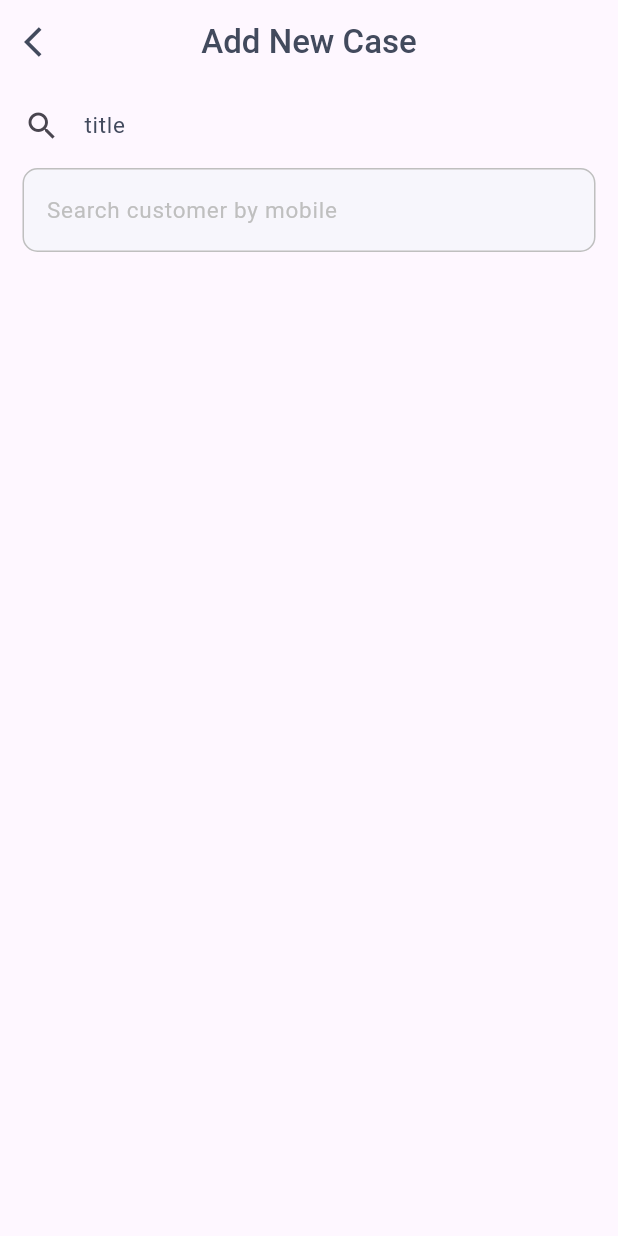
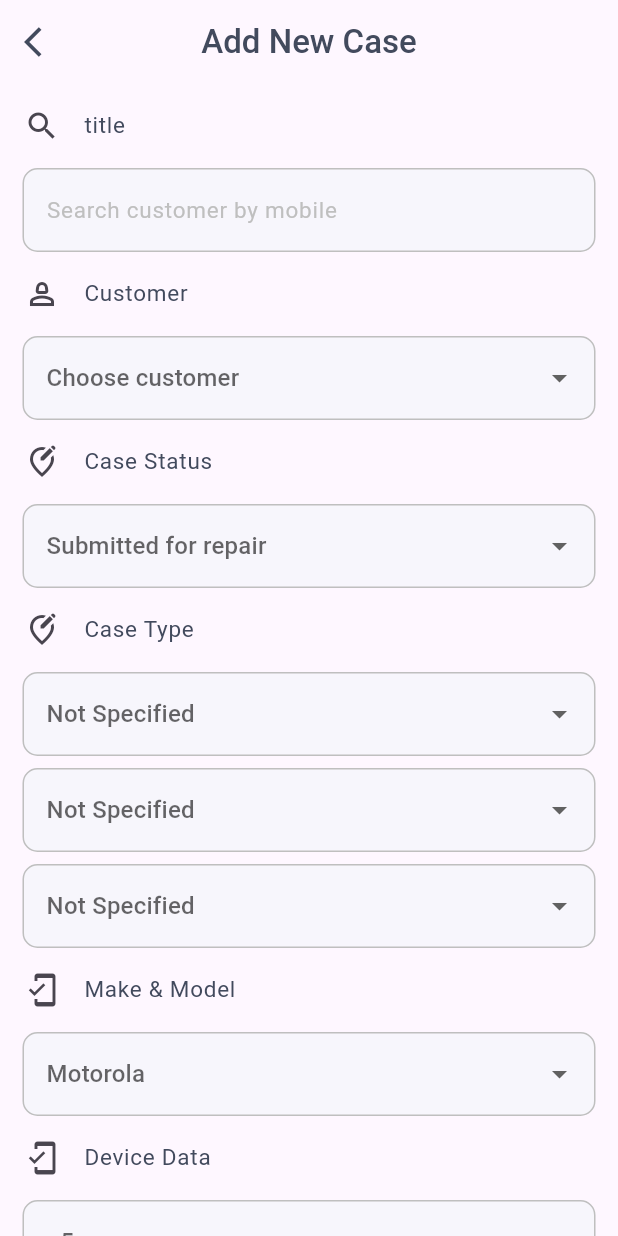
Before and after one commit to majdAlmanwer/Speedy-phone-fix, a Flutter app: the NewCaseScreen screen opened by its route, on a phone screen of 412 x 824 dp. Run offline on Flutter 3.47's test engine with Material 3 defaults, Android fonts, the phone set to English and light mode, and no system bars; our stand-ins replace dio, get, get_storage; accounts and stored records are empty.

Commit message:
add new case screen-create dropdown widget

```diff
--- a/lib/Screen/NewCase/NewCaseScreenBody.dart
+++ b/lib/Screen/NewCase/NewCaseScreenBody.dart
@@ -1,8 +1,8 @@
 // ignore_for_file: file_names
 
 import 'package:flutter/material.dart';
+import 'package:speedy_phone_fix/Widgets/CustomDropdownListFormField.dart';
 import 'package:speedy_phone_fix/Widgets/CustomTextFormFiled.dart';
-
 import '../../Utils/AppStyle.dart';
 
 class NewCaseScreenBody extends StatelessWidget {
@@ -10,7 +10,8 @@ class NewCaseScreenBody extends StatelessWidget {
 
   @override
   Widget build(BuildContext context) {
-    return Column(children: [
+    return SingleChildScrollView(
+      child: Column(children: [
         const ListTile(
           leading: Icon(Icons.search),
           title: Text(
@@ -19,6 +20,117 @@ class NewCaseScreenBody extends StatelessWidget {
           ),
         ),
         CustomTextFormField(hint: 'Search customer by mobile'),
-    ]);
+
+        //start ayah code
+        const ListTile(
+          leading: Icon(Icons.person_2_outlined),
+          title: Text(
+            'Customer',
+            style: textStyle,
+          ),
+        ),
+        CustomDropdownFormField(items: [
+          DropdownMenuItem(value: 'Nothing', child: Text('--')),
+          DropdownMenuItem(value: '1', child: Text('Option 2')),
+          DropdownMenuItem(value: '2', child: Text('Option 3')),
+        ], onChanged: (Value){}, hint: 'Choose customer' ),
+
+        const ListTile(
+          leading: Icon(Icons.edit_location_alt_outlined),
+          title: Text(
+            'Case Status',
+            style: textStyle,
+          ),
+        ),
+        CustomDropdownFormField(items: [
+          DropdownMenuItem(value: 'Nothing', child: Text('--')),
+          DropdownMenuItem(value: '1', child: Text('Option 1')),
+          DropdownMenuItem(value: '2', child: Text('Option 2')),
+        ], onChanged: (Value){}, hint: 'Submitted for repair' ),
+
+        const ListTile(
+          leading: Icon(Icons.edit_location_alt_outlined),
+          title: Text(
+            'Case Type',
+            style: textStyle,
+          ),
+        ),
+        CustomDropdownFormField(items: [
+          DropdownMenuItem(value: 'Nothing', child: Text('--')),
+          DropdownMenuItem(value: '1', child: Text('Option 1')),
+          DropdownMenuItem(value: '2', child: Text('Option 2')),
+        ], onChanged: (Value){}, hint: 'Not Specified' ),
+        SizedBox( height: 8,),
+        CustomDropdownFormField(items: [
+          DropdownMenuItem(value: 'Nothing', child: Text('--')),
+          DropdownMenuItem(value: '1', child: Text('Option 1')),
+          DropdownMenuItem(value: '2', child: Text('Option 2')),
+        ], onChanged: (Value){}, hint: 'Not Specified' ),
+        SizedBox( height: 8,),
+        CustomDropdownFormField(items: [
+          DropdownMenuItem(value: 'Nothing', child: Text('--')),
+          DropdownMenuItem(value: '1', child: Text('Option 1')),
+          DropdownMenuItem(value: '2', child: Text('Option 2')),
+        ], onChanged: (Value){}, hint: 'Not Specified' ),
+
+        const ListTile(
+          leading: Icon(Icons.mobile_friendly_outlined),
+          title: Text(
+            'Make & Model',
+            style: textStyle,
+          ),
+        ),
+        CustomDropdownFormField(items: [
+          DropdownMenuItem(value: 'Nothing', child: Text('--')),
+          DropdownMenuItem(value: '1', child: Text('Option 1')),
+          DropdownMenuItem(value: '2', child: Text('Option 2')),
+        ], onChanged: (Value){}, hint: 'Motorola' ),
+
+        const ListTile(
+          leading: Icon(Icons.mobile_friendly_outlined),
+          title: Text(
+            'Device Data',
+            style: textStyle,
+          ),
+        ),
+        CustomDropdownFormField(items: [
+          DropdownMenuItem(value: 'Nothing', child: Text('--')),
+          DropdownMenuItem(value: '1', child: Text('Option 1')),
+          DropdownMenuItem(value: '2', child: Text('Option 2')),
+        ], onChanged: (Value){}, hint: 'g5' ),
+
+        const ListTile(
+          leading: Icon(Icons.data_object_sharp),
+          title: Text(
+            'IMEI',
+            style: textStyle,
+          ),
+        ),
+        CustomDropdownFormField(items: [
+          DropdownMenuItem(value: 'Nothing', child: Text('--')),
+          DropdownMenuItem(value: '1', child: Text('Option 1')),
+          DropdownMenuItem(value: '2', child: Text('Option 2')),
+        ], onChanged: (Value){}, hint: 'g5' ),
+
+        const ListTile(
+          leading: Icon(Icons.edit_location_alt_outlined),
+          title: Text(
+            'Problem Description',
+            style: textStyle,
+          ),
+        ),
+        CustomTextFormField(hint: 'Write here...'),
+
+        const ListTile(
+          leading: Icon(Icons.date_range_outlined),
+          title: Text(
+            'Expected Delivery Date',
+            style: textStyle,
+          ),
+        ),
+        CustomTextFormField(hint: '11/02/2024  10:00 a.m'),
+        SizedBox(height: 20,)
+      ]),
+    );
   }
 }
--- /dev/null
+++ b/lib/Widgets/CustomDropdownListFormField.dart
@@ -0,0 +1,75 @@
+import 'package:flutter/material.dart';
+import '../Utils/AppStyle.dart';
+
+class CustomDropdownFormField extends StatelessWidget {
+  CustomDropdownFormField({
+    Key? key,
+    this.keyboardType,
+    this.hint,
+    this.controller,
+    this.validator,
+    this.focusNode,
+    this.onChange,
+    this.suffixIcon,
+    this.obscureText = false,
+    this.onTap,
+    required this.items, // أضيفت قائمة العناصر هنا
+    this.selectedValue, // قيمة افتراضية
+    required this.onChanged, // دالة للتحكم في القيمة المختارة
+  }) : super(key: key);
+
+  TextEditingController? controller = TextEditingController();
+  TextInputType? keyboardType;
+  String? hint;
+  FocusNode? focusNode;
+  Widget? suffixIcon;
+  bool obscureText = false;
+  final String? Function(String?)? validator;
+  Function(String)? onChange;
+  Function()? onTap;
+
+  // قائمة العناصر
+  final List<DropdownMenuItem<String>> items;
+
+  // القيمة المختارة
+  final String? selectedValue;
+
+  // دالة للتحديث عند تغيير القيمة
+  final Function(String?) onChanged;
+
+  @override
+  Widget build(BuildContext context) {
+    return Padding(
+      padding: EdgeInsets.only(
+        right: 15.0,
+        left: 15.0,
+      ),
+      child: DropdownButtonFormField(
+        value: selectedValue, // القيمة المختارة
+        items: items, // قائمة العناصر
+        onChanged: (value) {
+          onChanged(value as String?); // دالة التحديث
+        },
+        decoration: InputDecoration(
+          filled: true,
+          fillColor: FormBackGraund.withOpacity(.5),
+          border: OutlineInputBorder(
+            borderRadius: BorderRadius.circular(10.0),
+            borderSide: BorderSide(color: TextGrey),
+          ),
+          focusedBorder: OutlineInputBorder(
+            borderRadius: BorderRadius.circular(10.0),
+            borderSide: BorderSide(color: TextGrey),
+          ),
+          enabledBorder: OutlineInputBorder(
+            borderRadius: BorderRadius.circular(10.0),
+            borderSide: BorderSide(color: BorderGrey),
+          ),
+          hintText: hint,
+          hintStyle: FormTextStyle,
+          suffixIcon: suffixIcon,
+        ),
+      ),
+    );
+  }
+}
```
Lines whose indentation alone changed are shown as unchanged.
